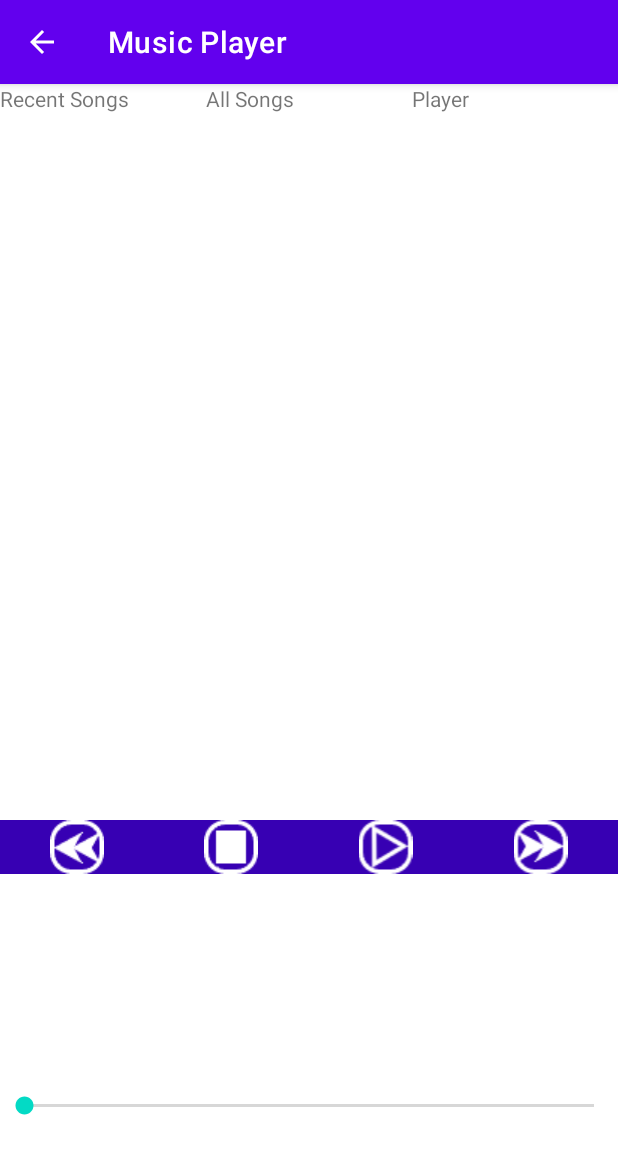
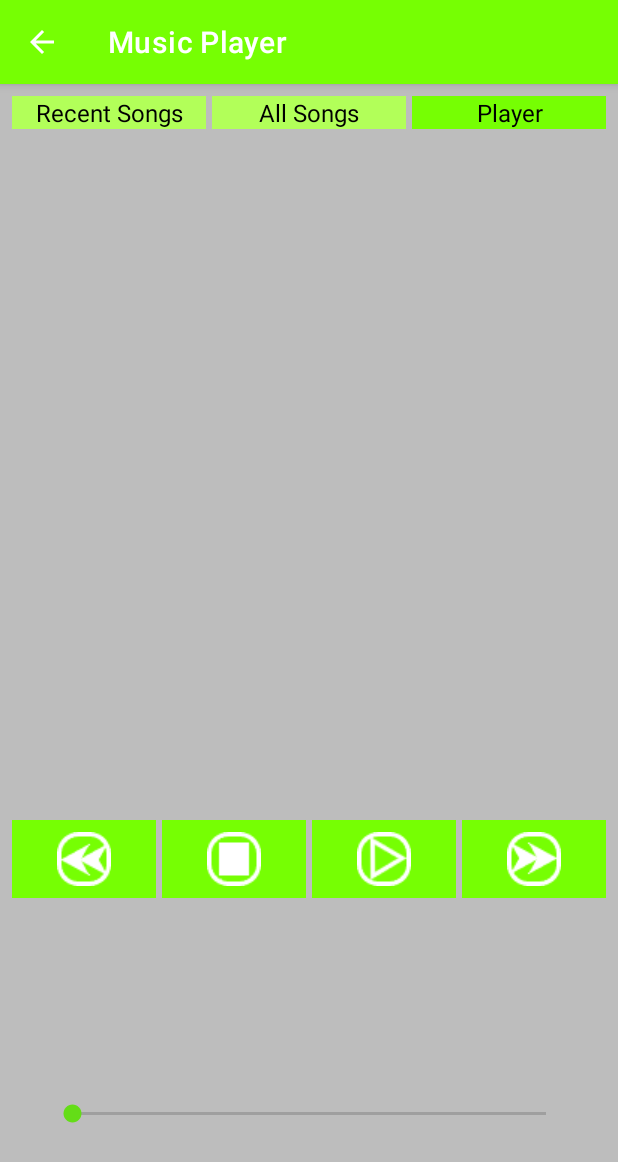
Before and after one commit to egrunwald/MyMusic-App, an Android app: the PlayerActivity screen opened directly, with no data from a screen before it, on a phone screen of 412 x 824 dp. Shown: the top 1162 px of the screen. Run offline under Robolectric (Android 15) with nearby library versions, the phone set to English and light mode, and no system bars.

Commit message:
add colors and themes

```diff
--- a/app/src/main/AndroidManifest.xml
+++ b/app/src/main/AndroidManifest.xml
@@ -8,7 +8,7 @@
         android:label="@string/app_name"
         android:roundIcon="@mipmap/ic_launcher_round"
         android:supportsRtl="true"
-        android:theme="@style/Theme.MyMusic">
+        android:theme="@style/Theme.MyMusicCustom">
         <activity android:name=".MainActivity">
             <intent-filter>
                 <action android:name="android.intent.action.MAIN" />
--- a/app/src/main/res/layout/activity_player.xml
+++ b/app/src/main/res/layout/activity_player.xml
@@ -3,12 +3,14 @@
     xmlns:android="http://schemas.android.com/apk/res/android"
     android:layout_width="match_parent"
     android:layout_height="match_parent"
+    android:background="@color/grey_400"
     android:orientation="vertical">
 
     <LinearLayout
         android:layout_width="match_parent"
         android:layout_height="wrap_content"
         android:orientation="horizontal"
+        android:layout_margin="8dp"
         android:id="@+id/navagation_bar">
 
         <TextView
@@ -16,18 +18,23 @@
             android:layout_height="wrap_content"
             android:layout_weight="1"
             android:id="@+id/recent_nav_text_view"
+            android:theme="@style/Theme.HeaderButtonDefaultTheme"
             android:text="Recent Songs"/>
         <TextView
             android:layout_width="0dp"
             android:layout_height="wrap_content"
             android:layout_weight="1"
+            android:layout_marginLeft="4dp"
+            android:layout_marginRight="4dp"
             android:id="@+id/songs_nav_text_view"
+            android:theme="@style/Theme.HeaderButtonDefaultTheme"
             android:text="All Songs"/>
         <TextView
             android:layout_width="0dp"
             android:layout_height="wrap_content"
             android:layout_weight="1"
             android:id="@+id/player_nav_text_view"
+            android:theme="@style/Theme.HeaderButtonSelectedTheme"
             android:text="Player"/>
     </LinearLayout>
 
@@ -39,12 +46,13 @@
     <LinearLayout
         android:layout_width="match_parent"
         android:layout_height="wrap_content"
-        android:orientation="vertical">
+        android:orientation="vertical"
+        android:theme="@style/Theme.SongInfoTheme">
 
         <TextView
             android:id="@+id/song_playing_title_text"
             android:layout_width="match_parent"
-            android:layout_height="wrap_content"/>
+            android:layout_height="wrap_content" />
         <TextView
             android:id="@+id/song_playing_album_text"
             android:layout_width="match_parent"
@@ -64,38 +72,42 @@
             android:layout_width="match_parent"
             android:layout_height="0dp"
             android:layout_weight="1"
+            android:layout_margin="8dp"
             android:orientation="horizontal">
 
             <ImageView
                 android:id="@+id/rewind_img_view"
                 android:layout_width="wrap_content"
                 android:layout_height="wrap_content"
+                android:theme="@style/Theme.PlayerButtonTheme"
                 android:layout_gravity="center"
-                android:background="@color/design_default_color_primary_dark"
+                android:layout_marginRight="4dp"
                 android:layout_weight="1"/>
 
             <ImageView
                 android:id="@+id/stop_img_view"
                 android:layout_width="wrap_content"
                 android:layout_height="wrap_content"
+                android:theme="@style/Theme.PlayerButtonTheme"
                 android:layout_gravity="center"
-                android:background="@color/design_default_color_primary_dark"
+                android:layout_marginRight="4dp"
                 android:layout_weight="1"/>
 
             <ImageView
                 android:id="@+id/play_pause_img_view"
                 android:layout_width="wrap_content"
                 android:layout_height="wrap_content"
+                android:theme="@style/Theme.PlayerButtonTheme"
                 android:layout_gravity="center"
-                android:background="@color/design_default_color_primary_dark"
+                android:layout_marginRight="4dp"
                 android:layout_weight="1"/>
 
             <ImageView
                 android:id="@+id/fast_forward_img_view"
                 android:layout_width="wrap_content"
                 android:layout_height="wrap_content"
+                android:theme="@style/Theme.PlayerButtonTheme"
                 android:layout_gravity="center"
-                android:background="@color/design_default_color_primary_dark"
                 android:layout_weight="1"/>
 
         </LinearLayout>
@@ -104,6 +116,10 @@
             android:id="@+id/playing_seek_bar"
             android:layout_width="match_parent"
             android:layout_height="0dp"
+            android:layout_marginLeft="32dp"
+            android:layout_marginRight="32dp"
+            android:thumbTint="@color/green_700"
+            android:progressTint="@color/green_700"
             android:layout_weight="1"/>
     </LinearLayout>
 </LinearLayout>
--- a/app/src/main/res/layout/text_list_item.xml
+++ b/app/src/main/res/layout/text_list_item.xml
@@ -1,8 +1,10 @@
 <?xml version="1.0" encoding="utf-8"?>
 <LinearLayout
     xmlns:android="http://schemas.android.com/apk/res/android"
-    android:orientation="horizontal" android:layout_width="match_parent"
-    android:layout_height="match_parent">
+    android:orientation="horizontal"
+    android:layout_width="match_parent"
+    android:layout_height="wrap_content"
+    android:theme="@style/Theme.ListItem">
     <ImageView
         android:layout_width="80dp"
         android:layout_height="80dp"
--- a/app/src/main/res/values/colors.xml
+++ b/app/src/main/res/values/colors.xml
@@ -7,4 +7,8 @@
     <color name="teal_700">#FF018786</color>
     <color name="black">#FF000000</color>
     <color name="white">#FFFFFFFF</color>
+    <color name="green_200">#B2FF59</color>
+    <color name="green_400">#76FF03</color>
+    <color name="green_700">#64DD17</color>
+    <color name="grey_400">#BDBDBD</color>
 </resources>
--- a/app/src/main/res/values/themes.xml
+++ b/app/src/main/res/values/themes.xml
@@ -13,4 +13,45 @@
         <item name="android:statusBarColor" tools:targetApi="l">?attr/colorPrimaryVariant</item>
         <!-- Customize your theme here. -->
     </style>
+
+    <style name="Theme.MyMusicCustom" parent="Theme.MaterialComponents.DayNight.DarkActionBar">
+        <item name="colorPrimary">@color/green_400</item>
+        <item name="colorPrimaryVariant">@color/green_700</item>
+        <item name="colorOnPrimary">@color/white</item>
+        <item name="android:statusBarColor" tools:targetApi="l">?attr/colorPrimaryVariant</item>
+    </style>
+
+    <style name="Theme.ListItem" parent="Theme.MaterialComponents">
+        <item name="android:background">@color/green_400</item>
+        <item name="android:textColor">@color/black</item>
+        <item name="android:textSize">16sp</item>
+    </style>
+
+    <style name="Theme.HeaderButtonDefaultTheme" parent="Theme.MaterialComponents">
+        <item name="android:layout_margin">8dp</item>
+        <item name="android:textSize">16sp</item>
+        <item name="android:textColor">@color/black</item>
+        <item name="android:background">@color/green_200</item>
+        <item name="android:gravity">center</item>
+    </style>
+
+    <style name="Theme.HeaderButtonSelectedTheme" parent="Theme.MaterialComponents">
+        <item name="android:layout_margin">8dp</item>
+        <item name="android:textSize">16sp</item>
+        <item name="android:textColor">@color/black</item>
+        <item name="android:background">@color/green_400</item>
+        <item name="android:gravity">center</item>
+    </style>
+
+    <style name="Theme.SongInfoTheme" parent="Theme.MaterialComponents">
+        <item name="android:gravity">center_horizontal</item>
+        <item name="android:textSize">12dp</item>
+        <item name="android:textStyle">bold</item>
+        <item name="android:textColor">@color/black</item>
+    </style>
+
+    <style name="Theme.PlayerButtonTheme" parent="Theme.MaterialComponents">
+        <item name="android:background">@color/green_400</item>
+        <item name="android:padding">8dp</item>
+    </style>
 </resources>
```
Also changed, not shown: app/src/main/java/com/example/android/mymusic/PlayerActivity.java (+11 -12 lines), app/src/main/res/layout/activity_main.xml (+9 -0 lines), app/src/main/res/layout/activity_songs.xml (+9 -0 lines).
